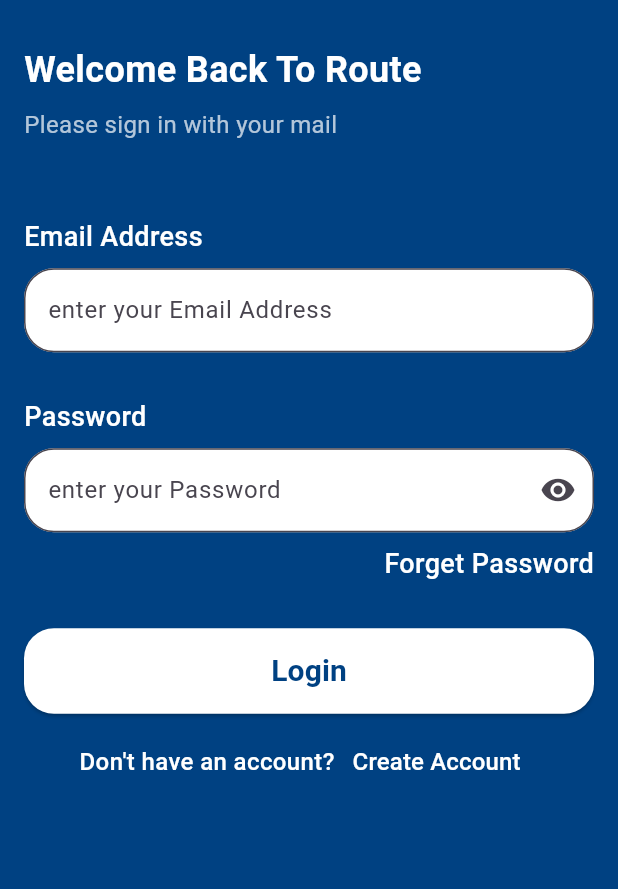
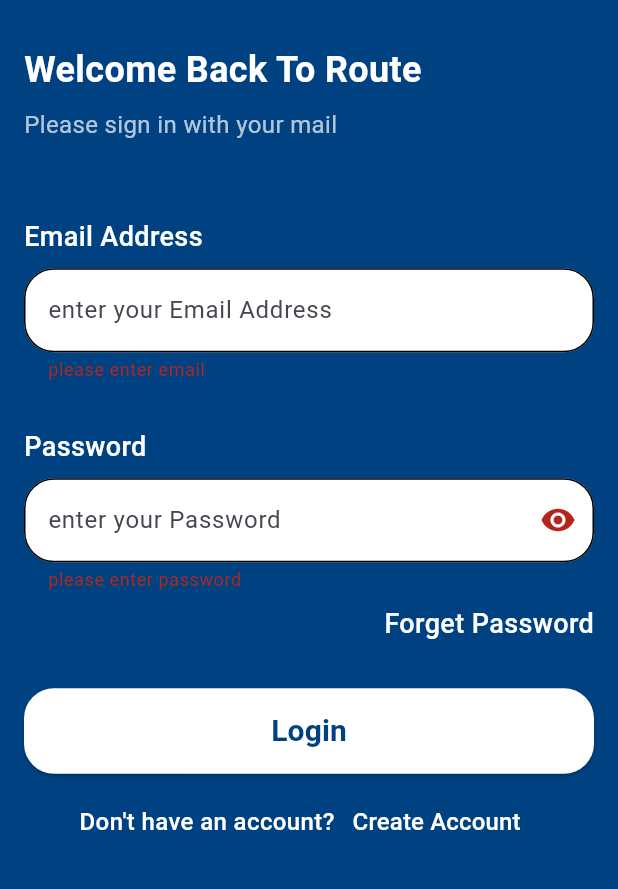
Before and after one commit to AhmedMohsen2492/Ecommerce, a Flutter app: the screen it shows after launch, after a tap on "Login", on a phone screen of 412 x 824 dp, the part 279-1168 px from its top. Run offline on Flutter 3.47's test engine with Material 3 defaults, Android fonts, the light colour scheme and no system bars; our stand-ins replace dartz, flutter_bloc.

Commit message:
add domain layer

```diff
--- /dev/null
+++ b/lib/data/model/failures.dart
@@ -0,0 +1,8 @@
+class Failure{
+  String errorMessage;
+  Failure(this.errorMessage);
+}
+
+class NetworkFailure extends Failure {
+  NetworkFailure(super.errorMessage);
+}
--- /dev/null
+++ b/lib/data/repos/auth/auth_repo_impl.dart
@@ -0,0 +1,15 @@
+import 'package:dartz/dartz.dart';
+import 'package:ecommerce_route/data/model/failures.dart';
+import 'package:ecommerce_route/domain/repos/auth/auth_repo.dart';
+
+class AuthRepoImpl extends AuthRepo {
+
+  @override
+  Either<Failure,bool> login(String email, String password) {
+    if(false)
+      return Right(true);
+    else
+      return Left(Failure("Errorrrrrrrr!!!!!!!!"));
+  }
+
+}
--- /dev/null
+++ b/lib/domain/repos/auth/auth_repo.dart
@@ -0,0 +1,6 @@
+import 'package:dartz/dartz.dart';
+import 'package:ecommerce_route/data/model/failures.dart';
+
+abstract class AuthRepo {
+  Either<Failure,bool> login(String email,String password);
+}
--- /dev/null
+++ b/lib/domain/use cases/login_use_case.dart
@@ -0,0 +1,12 @@
+import 'package:dartz/dartz.dart';
+import 'package:ecommerce_route/data/model/failures.dart';
+import 'package:ecommerce_route/domain/repos/auth/auth_repo.dart';
+
+class LoginUseCase {
+  AuthRepo repo ;
+  LoginUseCase(this.repo);
+
+  Either<Failure,bool> execute(String email, String password){
+     return repo.login(email, password);
+  }
+}
--- a/lib/main.dart
+++ b/lib/main.dart
@@ -1,5 +1,5 @@
-import 'package:ecommerce_route/ui/screens/auth/login_screen.dart';
-import 'package:ecommerce_route/ui/screens/auth/signup_screen.dart';
+import 'package:ecommerce_route/ui/screens/auth/login/login_screen.dart';
+import 'package:ecommerce_route/ui/screens/auth/signup/signup_screen.dart';
 import 'package:ecommerce_route/ui/screens/splash/splash_screen.dart';
 import 'package:flutter/material.dart';
 
--- /dev/null
+++ b/lib/ui/screens/auth/login/login_screen.dart
@@ -0,0 +1,210 @@
+import 'package:ecommerce_route/data/repos/auth/auth_repo_impl.dart';
+import 'package:ecommerce_route/domain/use%20cases/login_use_case.dart';
+import 'package:ecommerce_route/ui/screens/auth/login/login_view_model.dart';
+import 'package:ecommerce_route/ui/screens/auth/signup/signup_screen.dart';
+import 'package:ecommerce_route/ui/utils/app_assets.dart';
+import 'package:ecommerce_route/ui/utils/app_colors.dart';
+import 'package:ecommerce_route/ui/utils/base_states.dart';
+import 'package:ecommerce_route/ui/utils/dialog_utils.dart';
+import 'package:ecommerce_route/ui/widgets/custom_text_form_field.dart';
+import 'package:flutter/material.dart';
+import 'package:flutter_bloc/flutter_bloc.dart';
+
+class LoginScreen extends StatefulWidget {
+  const LoginScreen({super.key});
+  static const String routeName = "login";
+
+  @override
+  State<LoginScreen> createState() => _LoginScreenState();
+}
+
+class _LoginScreenState extends State<LoginScreen> {
+  LoginViewModel viewModel = LoginViewModel(LoginUseCase(AuthRepoImpl()));
+
+  @override
+  Widget build(BuildContext context) {
+    return Scaffold(
+      backgroundColor: AppColors.primary,
+      body: BlocListener(
+        bloc: viewModel,
+        child: SingleChildScrollView(
+          padding: const EdgeInsets.all(16),
+          child: Form(
+            key: viewModel.formKey,
+            child: Column(
+              crossAxisAlignment: CrossAxisAlignment.stretch,
+              children: [
+                const SizedBox(
+                  height: 50,
+                ),
+                Image.asset(AppAssets.routeLogo),
+                const SizedBox(
+                  height: 30,
+                ),
+                const Text(
+                  "Welcome Back To Route",
+                  style: TextStyle(
+                    color: AppColors.white,
+                    fontSize: 24,
+                    fontWeight: FontWeight.w600,
+                  ),
+                ),
+                const SizedBox(
+                  height: 8,
+                ),
+                Text(
+                  "Please sign in with your mail",
+                  style: TextStyle(
+                    color: AppColors.white.withOpacity(0.7),
+                    fontSize: 16,
+                    fontWeight: FontWeight.w400,
+                  ),
+                ),
+                const SizedBox(
+                  height: 50,
+                ),
+                const Text(
+                  "Email Address",
+                  style: TextStyle(
+                    color: AppColors.white,
+                    fontSize: 18,
+                    fontWeight: FontWeight.w500,
+                  ),
+                ),
+                const SizedBox(
+                  height: 8,
+                ),
+                CustomTextFormField(
+                  hintText: "enter your Email Address",
+                  controller: viewModel.emailController,
+                  type: TextInputType.emailAddress,
+                  validator: (email) {
+                    if(email!.trim().isEmpty){
+                      return "please enter email";
+                    }
+                    final bool emailValid = RegExp(r"^[a-zA-Z0-9.a-zA-Z0-9.!#$%&'*+-/=?^_`{|}~]+@[a-zA-Z0-9]+\.[a-zA-Z]+")
+                        .hasMatch(email);
+                    if(!emailValid){
+                      return "Email format is not valid";
+                    }
+                    return null;
+                  },
+                ),
+                const SizedBox(
+                  height: 30,
+                ),
+                const Text(
+                  "Password",
+                  style: TextStyle(
+                    color: AppColors.white,
+                    fontSize: 18,
+                    fontWeight: FontWeight.w500,
+                  ),
+                ),
+                const SizedBox(
+                  height: 8,
+                ),
+                CustomTextFormField(
+                  hintText: "enter your Password",
+                  controller: viewModel.passwordController,
+                  type: TextInputType.visiblePassword,
+                  isPassword: viewModel.isPassword,
+                  validator: (password) {
+                    if(password!.isEmpty) {
+                      return "please enter password";
+                    }
+                    if(password.trim().length < 6){
+                      return "password should be at least 6 characters";
+                    }
+                    return null;
+                  },
+                  suffix: IconButton(
+                      onPressed: () {
+                        viewModel.isPassword = !viewModel.isPassword;
+                        setState(() {});
+                      },
+                      icon: Icon(
+                          viewModel.isPassword ? Icons.visibility : Icons.visibility_off)),
+                ),
+                const SizedBox(
+                  height: 8,
+                ),
+                const Align(
+                  alignment: Alignment.centerRight,
+                  child: Text(
+                    "Forget Password",
+                    style: TextStyle(
+                      color: AppColors.white,
+                      fontSize: 18,
+                      fontWeight: FontWeight.w500,
+                    ),
+                  ),
+                ),
+                const SizedBox(
+                  height: 30,
+                ),
+                ElevatedButton(
+                  onPressed: () {
+                    viewModel.login();
+                  },
+                  style: ElevatedButton.styleFrom(
+                      padding: const EdgeInsets.all(14),
+                      backgroundColor: AppColors.white,
+                      shape: RoundedRectangleBorder(
+                          borderRadius: BorderRadius.circular(20))),
+                  child: const Text(
+                    "Login",
+                    style: TextStyle(
+                        color: AppColors.primary,
+                        fontSize: 20,
+                        fontWeight: FontWeight.w600),
+                  ),
+                ),
+                const SizedBox(
+                  height: 8,
+                ),
+                Row(
+                  mainAxisAlignment: MainAxisAlignment.center,
+                  children: [
+                    const Text(
+                      "Don't have an account?",
+                      style: TextStyle(
+                        color: AppColors.white,
+                        fontSize: 16,
+                        fontWeight: FontWeight.w500,
+                      ),
+                    ),
+                    TextButton(
+                      onPressed: () {
+                        Navigator.pushNamed(context, SignUpScreen.routeName);
+                      },
+                      child: const Text(
+                        "Create Account",
+                        style: TextStyle(
+                          color: AppColors.white,
+                          fontSize: 16,
+                          fontWeight: FontWeight.w500,
+                        ),
+                      ),
+                    ),
+                  ],
+                ),
+              ],
+            ),
+          ),
+        ),
+        listener: (context, state) {
+          if(state is BaseLoadingState){
+            showLoading(context);
+          }else if (state is BaseSuccessState){
+            Navigator.pop(context);
+          }else if (state is BaseErrorState){
+            Navigator.pop(context);
+            showErrorDialog(context, state.errorMessage);
+          }
+        },
+      ),
+    );
+  }
+
+}
--- /dev/null
+++ b/lib/ui/screens/auth/login/login_view_model.dart
@@ -0,0 +1,31 @@
+import 'package:dartz/dartz.dart';
+import 'package:ecommerce_route/data/model/failures.dart';
+import 'package:ecommerce_route/domain/use%20cases/login_use_case.dart';
+import 'package:ecommerce_route/ui/utils/base_states.dart';
+import 'package:flutter/material.dart';
+import 'package:flutter_bloc/flutter_bloc.dart';
+
+class LoginViewModel extends Cubit {
+  bool isPassword = true;
+  TextEditingController emailController = TextEditingController();
+  TextEditingController passwordController = TextEditingController();
+  GlobalKey<FormState> formKey = GlobalKey<FormState>();
+  LoginUseCase loginUseCase;
+
+  LoginViewModel(this.loginUseCase) : super(BaseInitialState());
+
+  void login() {
+    if (formKey.currentState!.validate()) {
+      emit(BaseLoadingState());
+
+      Either<Failure,bool>  response
+      = loginUseCase.execute(emailController.text, passwordController.text);
+
+      response.fold((error) {
+        emit(BaseErrorState(error.errorMessage));
+      }, (success) {
+        emit(BaseSuccessState());
+      });
+    }
+  }
+}
--- a/lib/ui/screens/auth/login_screen.dart
+++ /dev/null
@@ -1,168 +0,0 @@
-import 'package:ecommerce_route/ui/screens/auth/signup_screen.dart';
-import 'package:ecommerce_route/ui/utils/app_assets.dart';
-import 'package:ecommerce_route/ui/utils/app_colors.dart';
-import 'package:ecommerce_route/ui/widgets/custom_text_form_field.dart';
-import 'package:flutter/material.dart';
-
-class LoginScreen extends StatefulWidget {
-  LoginScreen({Key? key}) : super(key: key);
-  static const String routeName = "login";
-
-  @override
-  State<LoginScreen> createState() => _LoginScreenState();
-}
-
-class _LoginScreenState extends State<LoginScreen> {
-  bool isPassword = true;
-  TextEditingController emailController = TextEditingController();
-  TextEditingController passwordController = TextEditingController();
-
-  @override
-  Widget build(BuildContext context) {
-    return Scaffold(
-      backgroundColor: AppColors.primary,
-      body: SingleChildScrollView(
-        child: Container(
-          padding: EdgeInsets.all(16),
-          child: Column(
-            crossAxisAlignment: CrossAxisAlignment.stretch,
-            children: [
-              SizedBox(
-                height: 50,
-              ),
-              Image.asset(AppAssets.routeLogo),
-              SizedBox(
-                height: 30,
-              ),
-              Text(
-                "Welcome Back To Route",
-                style: TextStyle(
-                  color: AppColors.white,
-                  fontSize: 24,
-                  fontWeight: FontWeight.w600,
-                ),
-              ),
-              SizedBox(
-                height: 8,
-              ),
-              Text(
-                "Please sign in with your mail",
-                style: TextStyle(
-                  color: AppColors.white.withOpacity(0.7),
-                  fontSize: 16,
-                  fontWeight: FontWeight.w400,
-                ),
-              ),
-              SizedBox(
-                height: 50,
-              ),
-              Text(
-                "Email Address",
-                style: TextStyle(
-                  color: AppColors.white,
-                  fontSize: 18,
-                  fontWeight: FontWeight.w500,
-                ),
-              ),
-              SizedBox(
-                height: 8,
-              ),
-              CustomTextFormField(
-                  hintText: "enter your Email Address",
-                  controller: emailController,
-                  type: TextInputType.emailAddress),
-              SizedBox(
-                height: 30,
-              ),
-              Text(
-                "Password",
-                style: TextStyle(
-                  color: AppColors.white,
-                  fontSize: 18,
-                  fontWeight: FontWeight.w500,
-                ),
-              ),
-              SizedBox(
-                height: 8,
-              ),
-              CustomTextFormField(
-                hintText: "enter your Password",
-                controller: passwordController,
-                type: TextInputType.visiblePassword,
-                isPassword: isPassword,
-                suffix: IconButton(
-                    onPressed: () {
-                      isPassword = !isPassword;
-                      setState(() {});
-                    },
-                    icon: Icon(
-                        isPassword ? Icons.visibility : Icons.visibility_off)),
-              ),
-              SizedBox(
-                height: 8,
-              ),
-              Align(
-                alignment: Alignment.centerRight,
-                child: Text(
-                  "Forget Password",
-                  style: TextStyle(
-                    color: AppColors.white,
-                    fontSize: 18,
-                    fontWeight: FontWeight.w500,
-                  ),
-                ),
-              ),
-              SizedBox(
-                height: 30,
-              ),
-              ElevatedButton(
-                onPressed: () {},
-                style: ElevatedButton.styleFrom(
-                    padding: EdgeInsets.all(14),
-                    backgroundColor: AppColors.white,
-                    shape: RoundedRectangleBorder(
-                        borderRadius: BorderRadius.circular(20))),
-                child: Text(
-                  "Login",
-                  style: TextStyle(
-                      color: AppColors.primary,
-                      fontSize: 20,
-                      fontWeight: FontWeight.w600),
-                ),
-              ),
-              SizedBox(
-                height: 8,
-              ),
-              Row(
-                mainAxisAlignment: MainAxisAlignment.center,
-                children: [
-                  Text(
-                    "Don't have an account?",
-                    style: TextStyle(
-                      color: AppColors.white,
-                      fontSize: 16,
-                      fontWeight: FontWeight.w500,
-                    ),
-                  ),
-                  TextButton(
-                      onPressed: () {
-                        Navigator.pushNamed(context, SignUpScreen.routeName);
-                      },
-                      child: Text(
-                        "Create Account",
-                        style: TextStyle(
-                          color: AppColors.white,
-                          fontSize: 16,
-                          fontWeight: FontWeight.w500,
-                        ),
-                      ),
-                  ),
-                ],
-              ),
-            ],
-          ),
-        ),
-      ),
-    );
-  }
-}
--- a/lib/ui/screens/splash/splash_screen.dart
+++ b/lib/ui/screens/splash/splash_screen.dart
@@ -1,4 +1,4 @@
-import 'package:ecommerce_route/ui/screens/auth/login_screen.dart';
+import 'package:ecommerce_route/ui/screens/auth/login/login_screen.dart';
 import 'package:ecommerce_route/ui/utils/app_assets.dart';
 import 'package:flutter/material.dart';
 
--- /dev/null
+++ b/lib/ui/utils/base_states.dart
@@ -0,0 +1,11 @@
+class BaseInitialState {}
+
+class BaseLoadingState {}
+
+class BaseSuccessState {}
+
+class BaseErrorState {
+  String errorMessage;
+
+  BaseErrorState(this.errorMessage);
+}
--- /dev/null
+++ b/lib/ui/utils/dialog_utils.dart
@@ -0,0 +1,49 @@
+import 'package:ecommerce_route/ui/utils/app_colors.dart';
+import 'package:flutter/material.dart';
+
+void showLoading(BuildContext context) {
+  showDialog(
+      context: context,
+      barrierDismissible: false,
+      builder: (_) {
+        return const AlertDialog(
+            content: Row(
+          children: [
+            Text(
+              "Loading..",
+              style: TextStyle(
+                color: AppColors.black,
+                fontSize: 20
+              ),
+            ),
+            Spacer(),
+            CircularProgressIndicator(
+              color: AppColors.primary,
+            ),
+          ],
+        ));
+      });
+}
+
+void hideLoading(BuildContext context) {
+  Navigator.pop(context);
+}
+
+void showErrorDialog(BuildContext context, String message) {
+  showDialog(
+      context: context,
+      barrierDismissible: false,
+      builder: (_) {
+        return AlertDialog(
+          title: const Text("Error!!"),
+          content: Text(message),
+          actions: [
+            TextButton(
+                onPressed: () {
+                  Navigator.pop(context);
+                },
+                child: const Text("OK"))
+          ],
+        );
+      });
+}
--- a/lib/ui/widgets/custom_text_form_field.dart
+++ b/lib/ui/widgets/custom_text_form_field.dart
@@ -7,6 +7,7 @@ class CustomTextFormField extends StatelessWidget {
   TextEditingController controller ;
   TextInputType type;
   IconButton? suffix ;
+  String? Function(String?)? validator ;
 
   CustomTextFormField({
     required this.hintText,
@@ -14,6 +15,7 @@ class CustomTextFormField extends StatelessWidget {
     required this.controller,
     required this.type,
     this.suffix,
+    this.validator,
 });
 
   @override
@@ -22,6 +24,7 @@ class CustomTextFormField extends StatelessWidget {
       controller: controller,
       keyboardType: type,
       obscureText: isPassword,
+      validator: validator,
       style: TextStyle(
         color: AppColors.black,
       ),
--- a/pubspec.yaml
+++ b/pubspec.yaml
@@ -35,6 +35,9 @@ dependencies:
   # The following adds the Cupertino Icons font to your application.
   # Use with the CupertinoIcons class for iOS style icons.
   cupertino_icons: ^1.0.6
+  flutter_bloc: ^8.1.6
+  dartz: ^0.10.1
+
 
 dev_dependencies:
   flutter_test:
```
Also changed, not shown: lib/ui/screens/auth/signup/signup_screen.dart (renamed from lib/ui/screens/auth/signup_screen.dart), pubspec.lock.
